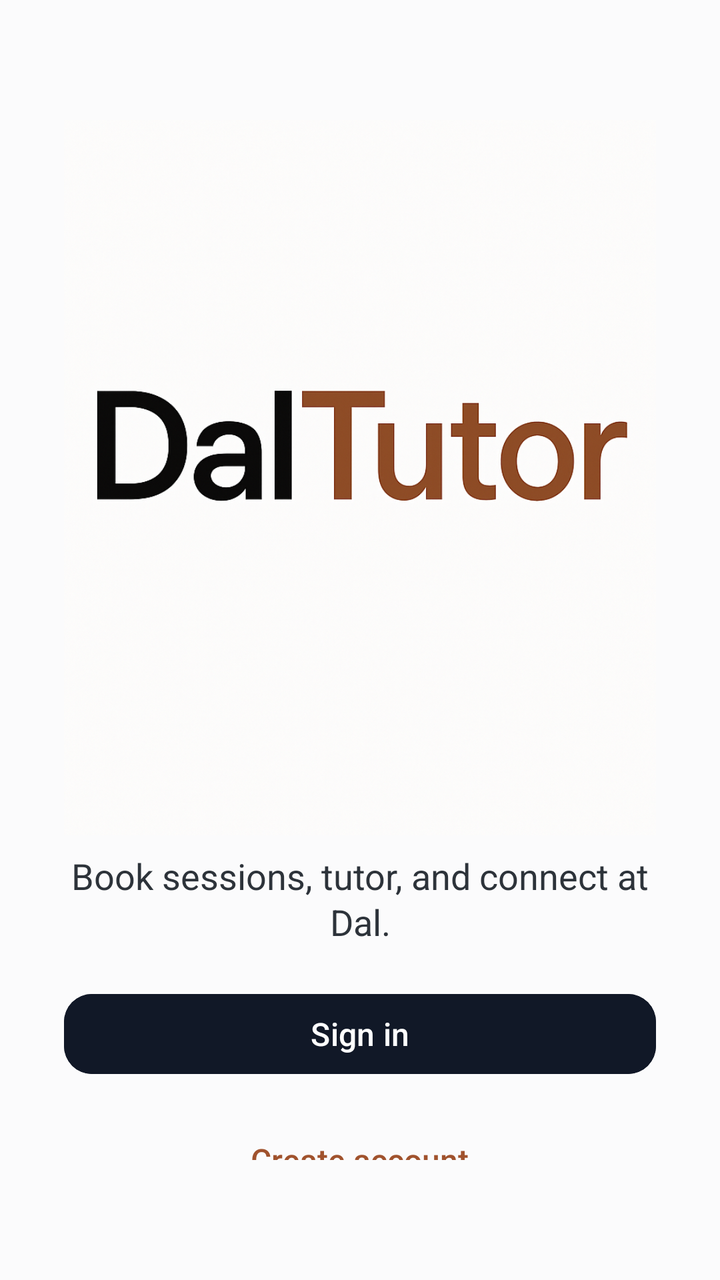
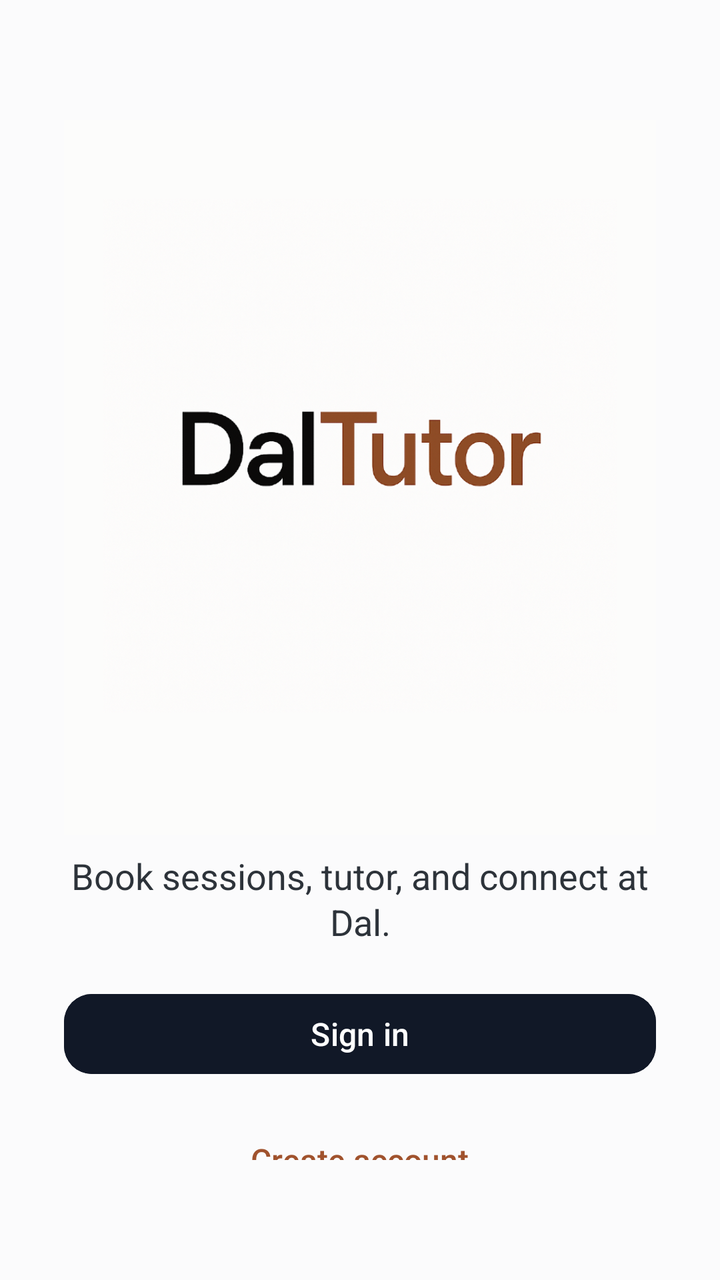

An Android layout rendered at two revisions. The XML below is the earlier revision; the diff shows what the commit changed to produce the second picture.
<!-- AndroidManifest.xml: application theme Theme.Csci3130Group1 -->
<!-- res/layout/activity_main.xml -->
<?xml version="1.0" encoding="utf-8"?>
<LinearLayout
    xmlns:android="http://schemas.android.com/apk/res/android"
    xmlns:app="http://schemas.android.com/apk/res-auto"
    xmlns:tools="http://schemas.android.com/tools"
    android:id="@+id/main"
    android:background="#fbfbfc"
    android:layout_width="match_parent"
    android:layout_height="match_parent"
    android:orientation="vertical"
    android:gravity="center"
    android:paddingHorizontal="32dp"
    android:paddingVertical="60dp"
    tools:context=".MainActivity">

    
    <ImageView
        android:id="@+id/app_icon"
        android:layout_width="380dp"
        android:layout_height="380dp"
        android:src="@drawable/app_icon"
        android:scaleType="centerInside"
        android:layout_marginBottom="8dp"
        android:contentDescription="DalTutor Logo" />

    
    <TextView
        android:id="@+id/app_tagline"
        android:layout_width="wrap_content"
        android:layout_height="wrap_content"
        android:text="Book sessions, tutor, and connect at Dal."
        android:textSize="18sp"
        android:textColor="#2D333A"
        android:fontFamily="sans-serif"
        android:gravity="center"
        android:lineSpacingExtra="2dp"
        android:layout_marginBottom="20dp" />

    
    <View
        android:layout_width="match_parent"
        android:layout_height="0dp"
        android:layout_weight="1" />

    
    <Button
        android:id="@+id/login_button"
        style="@style/Widget.Material3.Button"
        android:layout_width="match_parent"
        android:layout_height="wrap_content"
        android:text="Sign in"
        android:textAllCaps="false"
        android:textColor="#FFFFFF"
        android:backgroundTint="#111827"
        app:rippleColor="@color/btn_black_ripple"
        app:cornerRadius="14dp"
        android:textSize="16sp"
        android:fontFamily="sans-serif-medium"
        android:layout_marginBottom="16dp" />

    
    <TextView
        android:id="@+id/register_text"
        android:layout_width="wrap_content"
        android:layout_height="wrap_content"
        android:text="Create account"
        android:textColor="#A0522D"
        android:textSize="16sp"
        android:fontFamily="sans-serif-medium"
        android:padding="12dp"
        android:layout_gravity="center_horizontal"
        android:clickable="true"
        android:focusable="true" />

</LinearLayout>
<!-- resources referenced by this layout -->
<resources>
  <!-- drawable app_icon: png bitmap (drawable, 1020294 bytes) -->
  <style name="Theme.Csci3130Group1" parent="Base.Theme.Csci3130Group1" />
  <style name="Base.Theme.Csci3130Group1" parent="Theme.Material3.DayNight.NoActionBar">
          
          <item name="colorPrimary">#111827</item>
          <item name="colorOnPrimary">#FFFFFF</item>
          <item name="colorSecondary">#6B7280</item>
          <item name="colorOnSecondary">#FFFFFF</item>
          
          <item name="colorPrimaryContainer">#F3F4F6</item>
          <item name="colorOnPrimaryContainer">#111827</item>
          <item name="colorSecondaryContainer">#F3F4F6</item>
          <item name="colorOnSecondaryContainer">#111827</item>
          <item name="colorTertiary">#9CA3AF</item>
          <item name="colorSurface">#FFFFFF</item>
          <item name="colorOnSurface">#111827</item>
          <item name="colorOutline">#E5E7EB</item>
          <item name="android:navigationBarColor">#FFFFFF</item>
          <item name="android:statusBarColor">#FFFFFF</item>
      </style>
</resources>

<!-- the commit's change to res/layout/activity_main.xml (unified diff, before → after) -->
@@ -18,7 +18,7 @@
         android:id="@+id/app_icon"
         android:layout_width="380dp"
         android:layout_height="380dp"
-        android:src="@drawable/app_icon"
+        android:src="@drawable/app_icon2"
         android:scaleType="centerInside"
         android:layout_marginBottom="8dp"
         android:contentDescription="DalTutor Logo" />
<!-- resource entries referenced after the edit -->
@@ -1,6 +1,6 @@
 <!-- resources referenced by this layout -->
 <resources>
-  <!-- drawable app_icon: png bitmap (drawable, 1020294 bytes) -->
+  <!-- drawable app_icon2: png bitmap (drawable, 819541 bytes) -->
   <style name="Theme.Csci3130Group1" parent="Base.Theme.Csci3130Group1" />
   <style name="Base.Theme.Csci3130Group1" parent="Theme.Material3.DayNight.NoActionBar">
           
